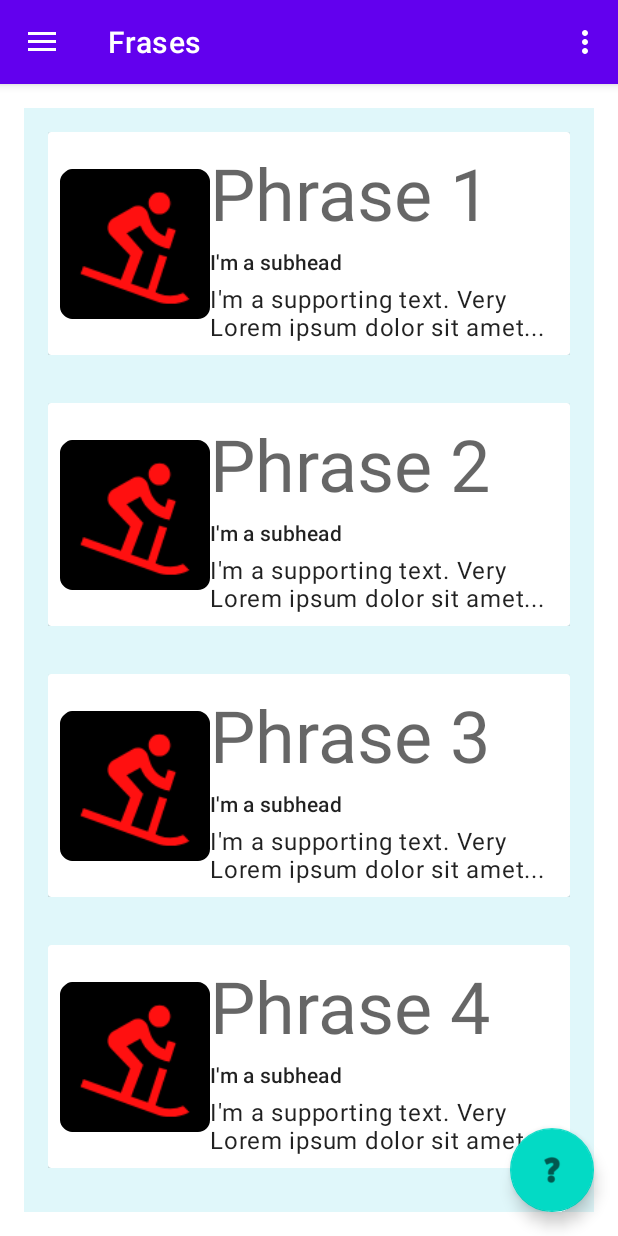
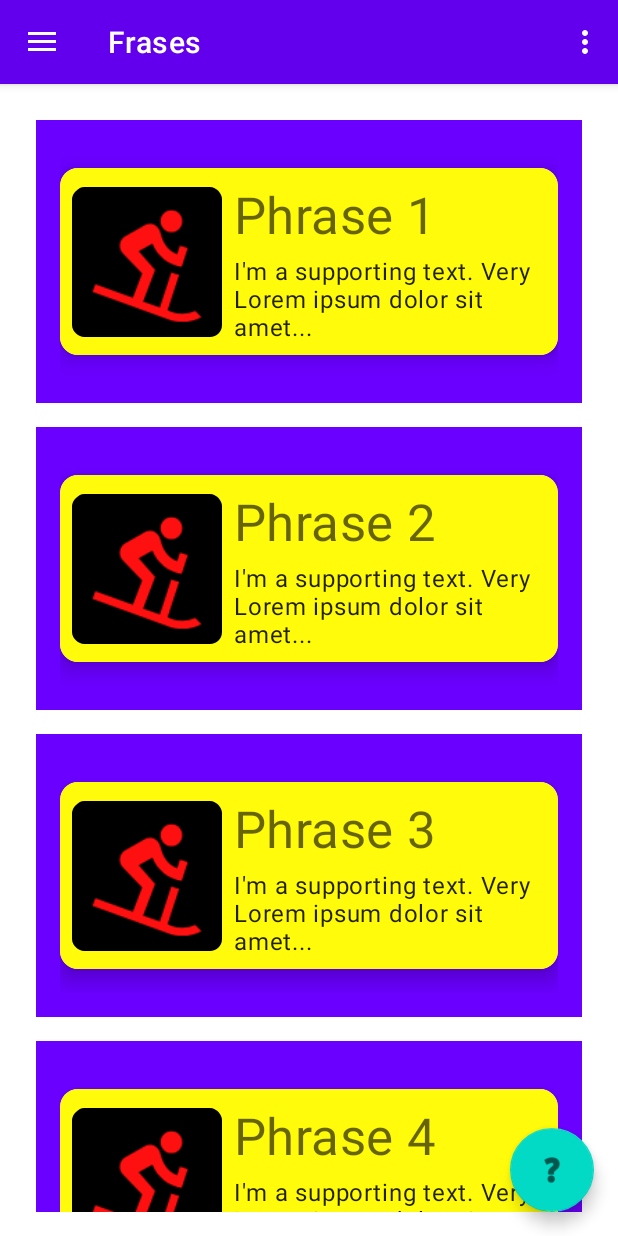
Before and after one commit to ElvisTV/arroz, an Android app: the screen it shows after launch (MainActivity), on a phone screen of 412 x 824 dp. Run offline under Robolectric (Android 15) with nearby library versions, the phone set to English and light mode, and no system bars; our stand-ins replace navigation-ui.

Commit message:
modificaciones de colores en card view

```diff
--- a/app/src/main/res/layout/item_card.xml
+++ b/app/src/main/res/layout/item_card.xml
@@ -1,73 +1,71 @@
 <?xml version="1.0" encoding="utf-8"?>
-<androidx.constraintlayout.widget.ConstraintLayout
-    xmlns:android="http://schemas.android.com/apk/res/android"
+<androidx.constraintlayout.widget.ConstraintLayout xmlns:android="http://schemas.android.com/apk/res/android"
     xmlns:app="http://schemas.android.com/apk/res-auto"
-    android:padding="16dp"
-    android:background="#E0F7FA"
     android:layout_width="match_parent"
-    android:layout_height="wrap_content">
+    android:layout_height="wrap_content"
+    android:background="#6A00FF"
+    android:layout_margin="8dp"
+    android:padding="16dp">
 
     <androidx.cardview.widget.CardView
         android:layout_width="match_parent"
         android:layout_height="wrap_content"
+        android:layout_marginTop="16dp"
+        android:layout_marginBottom="16dp"
+        android:background="#F7FF00"
+        app:cardCornerRadius="12dp"
+        app:cardElevation="8dp"
         app:layout_constraintBottom_toBottomOf="parent"
         app:layout_constraintEnd_toEndOf="parent"
         app:layout_constraintStart_toStartOf="parent"
-        app:layout_constraintTop_toTopOf="parent">
+        app:layout_constraintTop_toTopOf="parent"
+        android:padding="8dp"
+        >
 
         <androidx.constraintlayout.widget.ConstraintLayout
-            android:padding="8dp"
             android:layout_width="match_parent"
-            android:layout_height="wrap_content">
+            android:layout_height="wrap_content"
+            android:background="#FFFB0A"
+            android:padding="8dp">
 
             <!-- Image on the left -->
             <ImageView
                 android:id="@+id/header_image"
                 android:layout_width="100dp"
                 android:layout_height="100dp"
-                android:src="@mipmap/ic_principal_round"
+                android:layout_marginEnd="8dp"
                 android:contentDescription="Product Image"
                 android:scaleType="centerCrop"
-                app:layout_constraintTop_toTopOf="parent"
+                android:src="@mipmap/ic_principal_round"
+                app:layout_constraintBottom_toBottomOf="parent"
                 app:layout_constraintStart_toStartOf="parent"
-                app:layout_constraintBottom_toBottomOf="parent"
-                android:layout_marginEnd="8dp"/>
+                app:layout_constraintTop_toTopOf="parent" />
 
             <!-- Title to the right of the image -->
             <TextView
                 android:id="@+id/textViewPhrase"
-                style="@style/TextAppearance.MaterialComponents.Headline3"
+                style="@style/TextAppearance.MaterialComponents.Headline4"
                 android:layout_width="0dp"
                 android:layout_height="wrap_content"
+                android:layout_marginStart="8dp"
                 android:layout_marginBottom="4dp"
                 android:text="I'm a title"
+                app:layout_constraintEnd_toEndOf="parent"
                 app:layout_constraintStart_toEndOf="@id/header_image"
-                app:layout_constraintTop_toTopOf="parent"
-                app:layout_constraintEnd_toEndOf="parent"/>
+                app:layout_constraintTop_toTopOf="parent" />
 
-            <!-- Subhead to the right of the image -->
-            <TextView
-                android:id="@+id/subhead"
-                style="@style/TextAppearance.MaterialComponents.Subtitle2"
-                android:layout_width="0dp"
-                android:layout_height="wrap_content"
-                android:layout_marginTop="4dp"
-                android:text="I'm a subhead"
-                app:layout_constraintStart_toEndOf="@id/header_image"
-                app:layout_constraintTop_toBottomOf="@id/textViewPhrase"
-                app:layout_constraintEnd_toEndOf="parent"/>
-
-            <!-- Body text below the subhead -->
+            <!-- Body text below the title -->
             <TextView
                 android:id="@+id/body"
                 style="@style/TextAppearance.MaterialComponents.Body1"
                 android:layout_width="0dp"
                 android:layout_height="wrap_content"
+                android:layout_marginStart="8dp"
                 android:layout_marginTop="4dp"
                 android:text="I'm a supporting text. Very Lorem ipsum dolor sit amet..."
+                app:layout_constraintEnd_toEndOf="parent"
                 app:layout_constraintStart_toEndOf="@id/header_image"
-                app:layout_constraintTop_toBottomOf="@id/subhead"
-                app:layout_constraintEnd_toEndOf="parent"/>
+                app:layout_constraintTop_toBottomOf="@id/textViewPhrase" />
         </androidx.constraintlayout.widget.ConstraintLayout>
     </androidx.cardview.widget.CardView>
 </androidx.constraintlayout.widget.ConstraintLayout>
--- a/app/src/main/res/values/strings.xml
+++ b/app/src/main/res/values/strings.xml
@@ -10,4 +10,8 @@
     <string name="menu_home">Frases</string>
     <string name="menu_gallery">Gallery</string>
     <string name="menu_slideshow">Slideshow</string>
+
+    <string name="detail_estrellas">Detalle</string>
+
+
 </resources>
```
